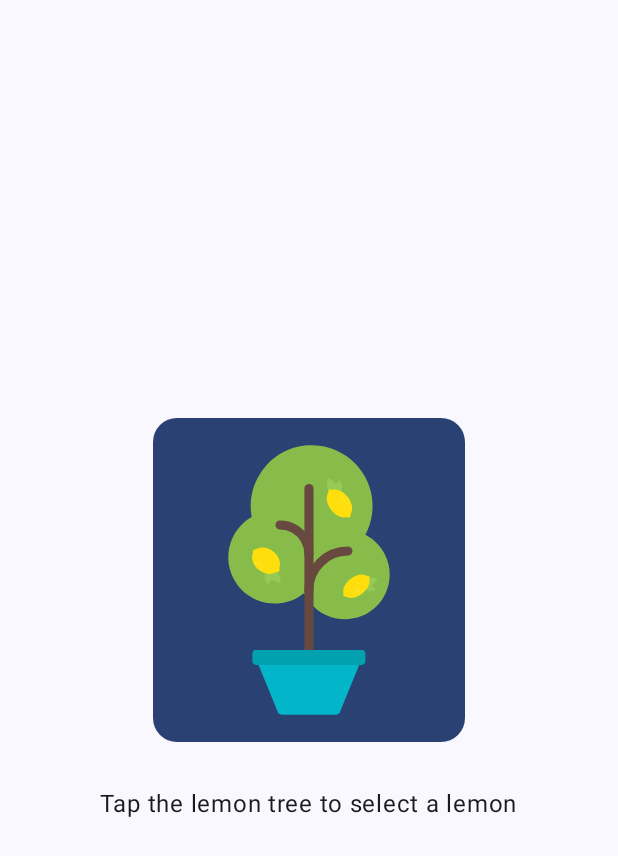
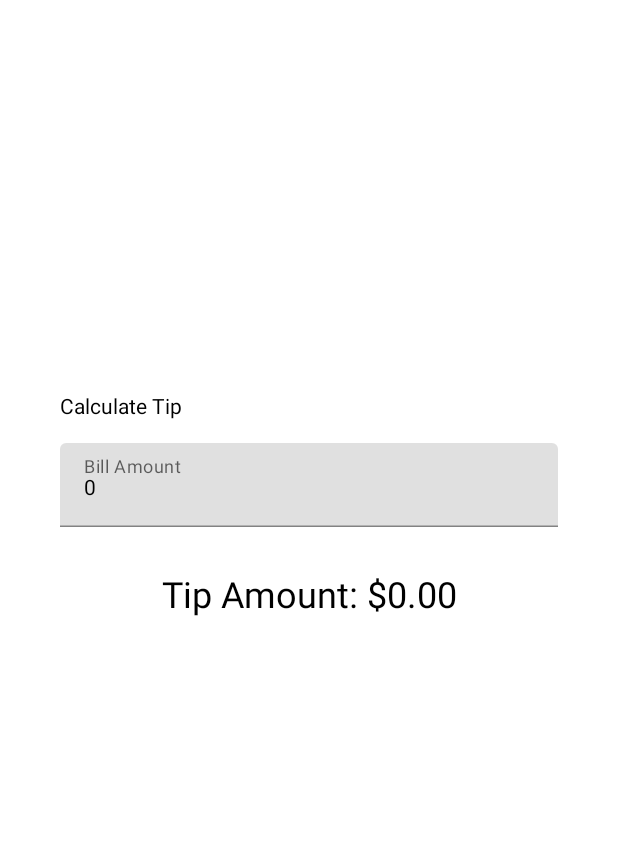
Before and after one commit to shalatan/ComposePlayground, an Android app built with Jetpack Compose: the screen it shows after launch (Lemonade before the commit, TipCalculator after it), on a phone screen of 412 x 824 dp. Shown: the top 856 px of the screen. Run offline under Robolectric (Android 15) with nearby library versions, the phone set to English and light mode, and no system bars.

Commit message:
tipCalculator: stateHoisting

```diff
--- a/app/src/main/AndroidManifest.xml
+++ b/app/src/main/AndroidManifest.xml
@@ -13,7 +13,7 @@
         android:theme="@style/Theme.MyApplication"
         tools:targetApi="31">
         <activity
-            android:name=".unit2.Lemonade"
+            android:name=".unit2.TipCalculator"
             android:exported="true"
             android:label="@string/app_name"
             android:theme="@style/Theme.MyApplication">
--- /dev/null
+++ b/app/src/main/java/com/example/myapplication/unit2/TipCalculator.kt
@@ -0,0 +1,106 @@
+package com.example.myapplication.unit2
+
+import android.os.Bundle
+import androidx.activity.ComponentActivity
+import androidx.activity.compose.setContent
+import androidx.compose.foundation.layout.*
+import androidx.compose.foundation.text.KeyboardOptions
+import androidx.compose.material.MaterialTheme
+import androidx.compose.material.Surface
+import androidx.compose.material.Text
+import androidx.compose.material.TextField
+import androidx.compose.runtime.*
+import androidx.compose.ui.Alignment
+import androidx.compose.ui.Modifier
+import androidx.compose.ui.res.stringResource
+import androidx.compose.ui.text.input.KeyboardType
+import androidx.compose.ui.tooling.preview.Preview
+import androidx.compose.ui.unit.dp
+import androidx.compose.ui.unit.sp
+import com.example.myapplication.R
+import com.example.myapplication.ui.materialTheme.MyApplicationTheme
+import java.text.NumberFormat
+
+//TODO: stateHoisting example
+class TipCalculator : ComponentActivity() {
+    override fun onCreate(savedInstanceState: Bundle?) {
+        super.onCreate(savedInstanceState)
+        setContent {
+            MyApplicationTheme {
+                // A surface container using the 'background' color from the theme
+                Surface(
+                    modifier = Modifier.fillMaxSize(),
+                    color = MaterialTheme.colors.background
+                ) {
+                    TipTimeLayout()
+                }
+            }
+        }
+    }
+}
+
+@Composable
+fun TipTimeLayout() {
+
+    //moved states from EditNumberField composable to here so that textView can observe it here
+    var amountInput by remember { mutableStateOf("0") }
+
+    val amount = amountInput.toDoubleOrNull() ?: 0.0
+    val tip = calculateTip(amount)
+
+    Column(
+        modifier = Modifier.padding(40.dp),
+        horizontalAlignment = Alignment.CenterHorizontally,
+        verticalArrangement = Arrangement.Center
+    ) {
+        Text(
+            text = stringResource(R.string.calculate_tip),
+            modifier = Modifier
+                .padding(bottom = 16.dp)
+                .align(alignment = Alignment.Start)
+        )
+
+        EditNumberField(
+            value = amountInput,
+            onValueChange = { amountInput = it },
+            modifier = Modifier
+                .padding(bottom = 32.dp)
+                .fillMaxWidth()
+        )
+
+        Text(
+            text = stringResource(R.string.tip_amount, tip),
+            fontSize = 24.sp
+        )
+        Spacer(modifier = Modifier.height(150.dp))
+    }
+}
+
+@Composable
+fun EditNumberField(
+    value: String,
+    onValueChange: (String) -> Unit,
+    modifier: Modifier = Modifier
+) {
+    TextField(
+        value = value,
+        onValueChange = onValueChange,
+        label = { Text(text = stringResource(id = R.string.bill_amount)) },
+        singleLine = true,
+        keyboardOptions = KeyboardOptions(keyboardType = KeyboardType.Number),
+        modifier = modifier
+    )
+}
+
+private fun calculateTip(amount: Double, tipPercent: Double = 15.0): String {
+    val tip = tipPercent / 100 * amount
+    return NumberFormat.getCurrencyInstance().format(tip)
+}
+
+@Preview(showBackground = true)
+@Composable
+fun DefaultPreview8() {
+    MyApplicationTheme {
+        TipTimeLayout()
+    }
+}
--- a/app/src/main/res/values/strings.xml
+++ b/app/src/main/res/values/strings.xml
@@ -27,4 +27,9 @@
     <string name="lemon_drink">Tap the lemonade to drink it</string>
     <string name="lemon_squeeze">Keep tapping the lemon to squeeze it</string>
     <string name="lemon_restart">Tap the empty glass to start again</string>
+
+    <string name="calculate_tip">Calculate Tip</string>
+    <string name="bill_amount">Bill Amount</string>
+    <string name="tip_amount">Tip Amount: %s</string>
+    <string name="title_activity_tip_calculator">TipCalculator</string>
 </resources>
```
Also changed, not shown: 1 other file.
